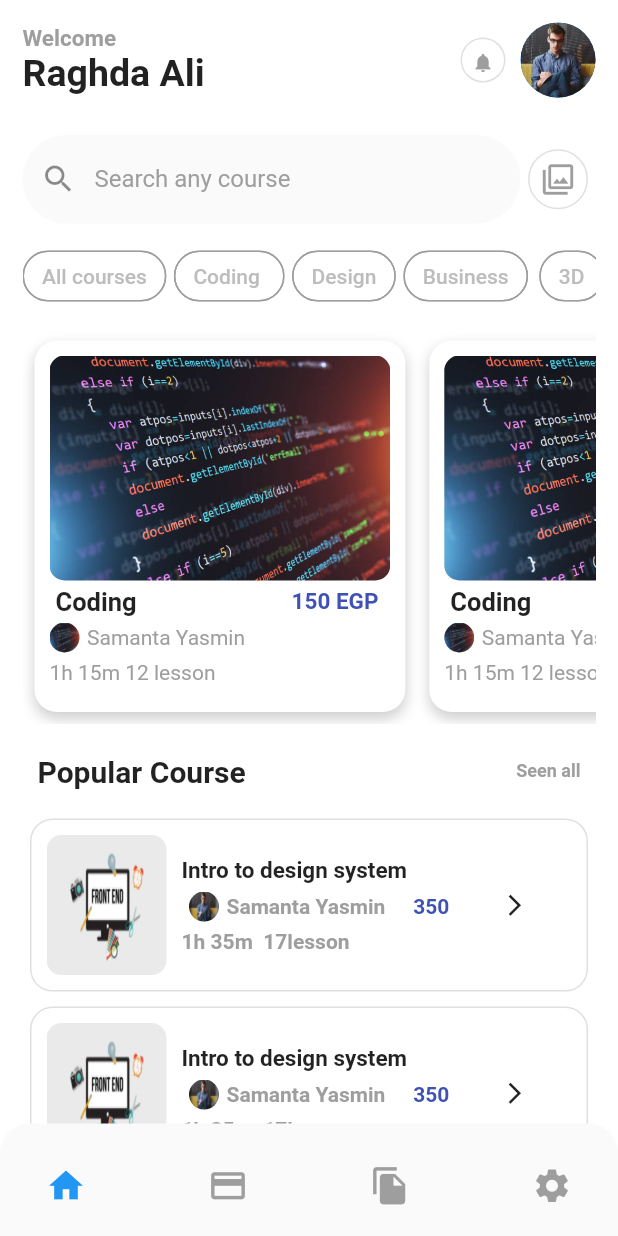
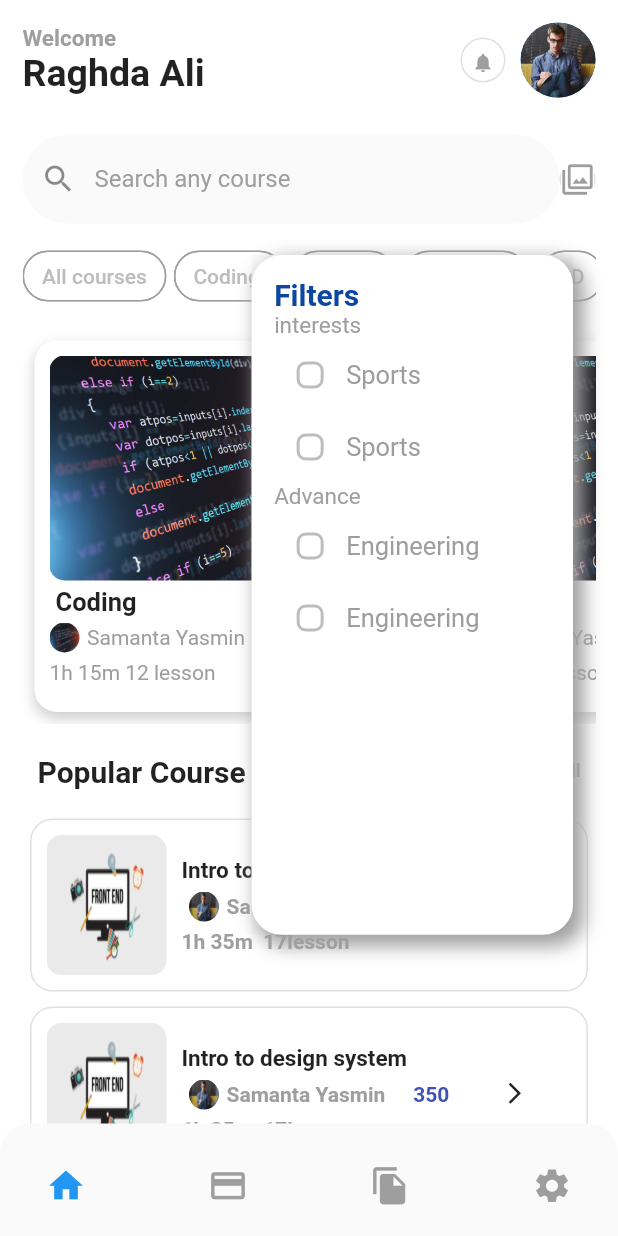
Before and after one commit to raghda-ali/UI-Designs, a Flutter app: the BottomBarScreen screen opened directly, after a tap on the "filter" icon, on a phone screen of 412 x 824 dp. Run offline on Flutter 3.47's test engine with Material 2 defaults, Android fonts, the phone set to English and light mode, and no system bars; our stand-ins replace auto_size_text, bloc, device_preview, flutter_bloc, smooth_page_indicator.

Commit message:
add checkbox item

```diff
--- a/lib/main.dart
+++ b/lib/main.dart
@@ -41,7 +41,7 @@ class MyApp extends StatelessWidget {
         theme: ThemeData(
           primarySwatch: Colors.blue,
         ),
-        home: const ChallengeFour(),
+        home: const BottomBarScreen(),
       ),
     );
   }
--- /dev/null
+++ b/lib/presentation/screens/challenge3/widgets/checkbox_item.dart
@@ -0,0 +1,8 @@
+class CheckBoxItem extends StatelessWidget {
+  const CheckBoxItem({Key? key}) : super(key: key);
+
+  @override
+  Widget build(BuildContext context) {
+    return Container();
+  }
+}
--- /dev/null
+++ b/lib/presentation/screens/challenge3/widgets/filter_list.dart
@@ -0,0 +1,117 @@
+import 'package:flutter/material.dart';
+
+class FilterList extends StatelessWidget {
+  const FilterList({Key? key}) : super(key: key);
+
+  @override
+  Widget build(BuildContext context) {
+    bool isChecked = false;
+    return Positioned(
+      top: 170,
+      right: 30,
+      child: Material(
+        child: Container(
+          height: MediaQuery.of(context).size.height * 0.55,
+          width: MediaQuery.of(context).size.width * 0.52,
+          padding: const EdgeInsets.all(15),
+          decoration: BoxDecoration(
+            color: Colors.white,
+            borderRadius: BorderRadius.circular(20),
+            boxShadow: const [
+              BoxShadow(
+                color: Colors.grey,
+                offset: Offset(
+                  5.0,
+                  5.0,
+                ), //Offset
+                blurRadius: 10.0,
+                spreadRadius: 2.0,
+              ),
+            ],
+          ),
+          child: Column(
+            crossAxisAlignment: CrossAxisAlignment.start,
+            children: [
+              Text(
+                "Filters",
+                style: TextStyle(
+                  color: Colors.blue[900],
+                  fontSize: 20,
+                  fontWeight: FontWeight.bold,
+                ),
+              ),
+              const Text(
+                "interests",
+                style: TextStyle(
+                  color: Colors.grey,
+                  fontSize: 15,
+                ),
+              ),
+              ListView.builder(
+                itemCount: 2,
+                shrinkWrap: true,
+                itemBuilder: (context, index) => Row(
+                  children: [
+                    Theme(
+                      data: Theme.of(context).copyWith(
+                        unselectedWidgetColor: Colors.grey[400],
+                      ),
+                      child: Checkbox(
+                        value: isChecked,
+                        shape: const RoundedRectangleBorder(borderRadius: BorderRadius.all(Radius.circular(6))),
+                        activeColor: Colors.blue[900],
+                        checkColor: Colors.white,
+                        onChanged: (value) {},
+                      ),
+                    ),
+                    const Text(
+                      'Sports',
+                      style: TextStyle(
+                        fontSize: 17.0,
+                        color: Colors.grey,
+                      ),
+                    ), //Text
+                  ],
+                ),
+              ),
+              const Text(
+                "Advance",
+                style: TextStyle(
+                  color: Colors.grey,
+                  fontSize: 15,
+                ),
+              ),
+              ListView.builder(
+                itemCount: 2,
+                shrinkWrap: true,
+                itemBuilder: (context, index) => Row(
+                  children: [
+                    Theme(
+                      data: Theme.of(context).copyWith(
+                        unselectedWidgetColor: Colors.grey[400],
+                      ),
+                      child: Checkbox(
+                        value: isChecked,
+                        shape: const RoundedRectangleBorder(borderRadius: BorderRadius.all(Radius.circular(6))),
+                        activeColor: Colors.blue[900],
+                        checkColor: Colors.white,
+                        onChanged: (value) {},
+                      ),
+                    ),
+                    const Text(
+                      'Engineering',
+                      style: TextStyle(
+                        fontSize: 17.0,
+                        color: Colors.grey,
+                      ),
+                    ), //Text
+                  ],
+                ),
+              ),
+            ],
+          ),
+        ),
+      ),
+    );
+  }
+}
--- a/lib/presentation/screens/challenge3/widgets/search_text_field.dart
+++ b/lib/presentation/screens/challenge3/widgets/search_text_field.dart
@@ -1,4 +1,5 @@
 import 'package:flutter/material.dart';
+import 'package:ui_design/presentation/screens/challenge3/widgets/filter_list.dart';
 import 'package:ui_design/widgets/custom_text_field.dart';
 
 class SearchTextField extends StatelessWidget {
@@ -8,6 +9,16 @@ class SearchTextField extends StatelessWidget {
   Widget build(BuildContext context) {
     TextEditingController searchController = TextEditingController();
     FocusNode focusNode = FocusNode();
+    void showOverlay(BuildContext context) {
+      OverlayEntry? entry = OverlayEntry(
+        builder: (context) => const FilterList(),
+      );
+      final overlay = Overlay.of(context);
+      overlay?.insert(entry);
+      // await Future.delayed(Duration(seconds: 2));
+      // entry.remove();
+    }
+
     return Padding(
       padding: const EdgeInsets.only(
         top: 25,
@@ -34,12 +45,20 @@ class SearchTextField extends StatelessWidget {
                 border: Border.all(
                   color: Colors.grey[300]!,
                 )),
-            child: IconButton(
-              onPressed: () {},
-              icon: const Icon(
-                Icons.filter,
-                size: 22,
-                color: Colors.grey,
+            child: GestureDetector(
+              onTap: () {
+                showOverlay(context);
+              },
+              child: Container(
+                decoration: BoxDecoration(
+                  borderRadius: BorderRadius.circular(10),
+                  color: Colors.white,
+                ),
+                child: const Icon(
+                  Icons.filter,
+                  size: 22,
+                  color: Colors.grey,
+                ),
               ),
             ),
           ),
```
